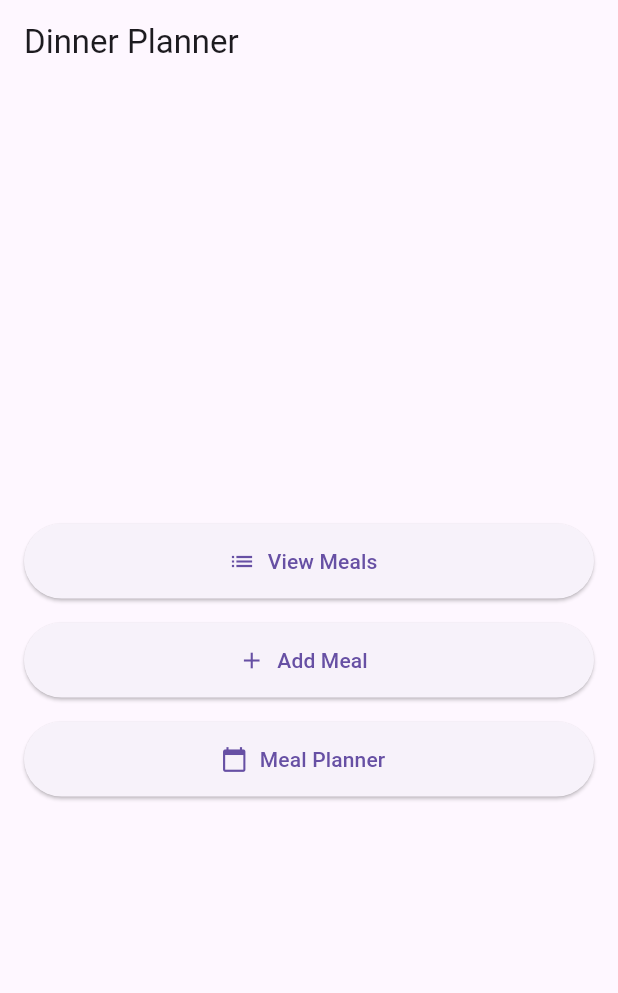
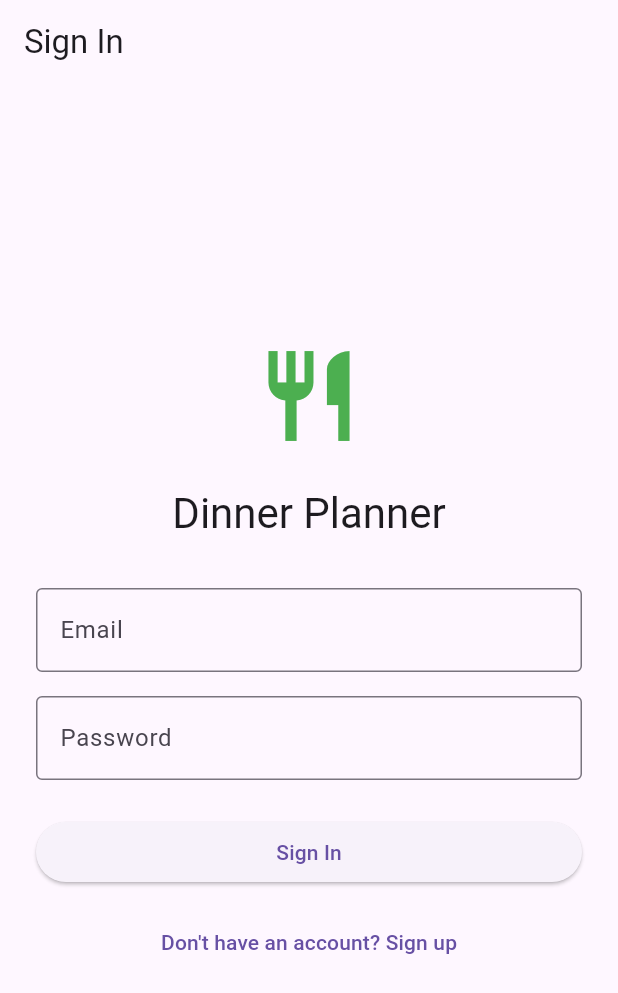
Before and after one commit to alnorton21/DinnerPlanner, a Flutter app: the screen it shows after launch, on a phone screen of 412 x 824 dp. Shown: the top 993 px of the screen. Run offline on Flutter 3.47's test engine with Material 3 defaults, Android fonts, the phone set to English and light mode, and no system bars; our stand-ins replace flutter_image_compress, image_picker, supabase_flutter; accounts and stored records are empty.

Commit message:
Version 1.0.2

```diff
--- a/dinner_planner/lib/main.dart
+++ b/dinner_planner/lib/main.dart
@@ -1,22 +1,43 @@
 import 'package:flutter/material.dart';
+import 'package:supabase_flutter/supabase_flutter.dart';
 import 'screens/home_screen.dart';
-import 'package:supabase_flutter/supabase_flutter.dart';
+import 'screens/auth_screen.dart';
 
 Future<void> main() async {
   await Supabase.initialize(
     url: 'https://azsipkilmtmssiqiqntr.supabase.co',
     anonKey: 'sb_publishable_oZXFqwIxPdhSB6YN_O3IKw_q4D84wYx',
   );
-  runApp(MyApp());
+  runApp(const MyApp());
 }
 
 class MyApp extends StatelessWidget {
+  const MyApp({super.key});
+
   @override
   Widget build(BuildContext context) {
     return MaterialApp(
       title: 'Dinner Planner',
       theme: ThemeData(primarySwatch: Colors.green),
-      home: HomeScreen(),
+      home: const AuthGate(),
     );
   }
 }
+
+class AuthGate extends StatelessWidget {
+  const AuthGate({super.key});
+
+  @override
+  Widget build(BuildContext context) {
+    return StreamBuilder<AuthState>(
+      stream: Supabase.instance.client.auth.onAuthStateChange,
+      builder: (context, snapshot) {
+        final session = snapshot.data?.session;
+        if (session != null) {
+          return HomeScreen();
+        }
+        return const AuthScreen();
+      },
+    );
+  }
+}
--- a/dinner_planner/lib/models/meal.dart
+++ b/dinner_planner/lib/models/meal.dart
@@ -1,4 +1,3 @@
-import 'ingredient.dart';
 
 class Meal {
   final int? id;
--- /dev/null
+++ b/dinner_planner/lib/screens/auth_screen.dart
@@ -0,0 +1,129 @@
+import 'package:flutter/material.dart';
+import 'package:supabase_flutter/supabase_flutter.dart';
+
+class AuthScreen extends StatefulWidget {
+  const AuthScreen({super.key});
+
+  @override
+  State<AuthScreen> createState() => _AuthScreenState();
+}
+
+class _AuthScreenState extends State<AuthScreen> {
+  final supabase = Supabase.instance.client;
+
+  final emailController = TextEditingController();
+  final passwordController = TextEditingController();
+
+  bool isSignUp = false;
+  bool loading = false;
+  String? errorMessage;
+
+  @override
+  void dispose() {
+    emailController.dispose();
+    passwordController.dispose();
+    super.dispose();
+  }
+
+  Future<void> submit() async {
+    final email = emailController.text.trim();
+    final password = passwordController.text.trim();
+
+    if (email.isEmpty || password.isEmpty) {
+      setState(() => errorMessage = 'Please enter your email and password.');
+      return;
+    }
+
+    setState(() {
+      loading = true;
+      errorMessage = null;
+    });
+
+    try {
+      if (isSignUp) {
+        await supabase.auth.signUp(email: email, password: password);
+      } else {
+        await supabase.auth.signInWithPassword(email: email, password: password);
+      }
+    } on AuthException catch (e) {
+      setState(() => errorMessage = e.message);
+    } catch (_) {
+      setState(() => errorMessage = 'An unexpected error occurred.');
+    } finally {
+      if (mounted) setState(() => loading = false);
+    }
+  }
+
+  @override
+  Widget build(BuildContext context) {
+    return Scaffold(
+      appBar: AppBar(title: Text(isSignUp ? 'Create Account' : 'Sign In')),
+      body: Padding(
+        padding: const EdgeInsets.all(24),
+        child: Column(
+          mainAxisAlignment: MainAxisAlignment.center,
+          children: [
+            const Icon(Icons.restaurant, size: 72, color: Colors.green),
+            const SizedBox(height: 24),
+            Text(
+              'Dinner Planner',
+              style: Theme.of(context).textTheme.headlineMedium,
+            ),
+            const SizedBox(height: 32),
+            TextField(
+              controller: emailController,
+              decoration: const InputDecoration(
+                labelText: 'Email',
+                border: OutlineInputBorder(),
+              ),
+              keyboardType: TextInputType.emailAddress,
+              autocorrect: false,
+            ),
+            const SizedBox(height: 16),
+            TextField(
+              controller: passwordController,
+              decoration: const InputDecoration(
+                labelText: 'Password',
+                border: OutlineInputBorder(),
+              ),
+              obscureText: true,
+            ),
+            if (errorMessage != null) ...[
+              const SizedBox(height: 12),
+              Text(
+                errorMessage!,
+                style: const TextStyle(color: Colors.red),
+              ),
+            ],
+            const SizedBox(height: 24),
+            SizedBox(
+              width: double.infinity,
+              child: ElevatedButton(
+                onPressed: loading ? null : submit,
+                child: loading
+                    ? const SizedBox(
+                        height: 20,
+                        width: 20,
+                        child: CircularProgressIndicator(strokeWidth: 2),
+                      )
+                    : Text(isSignUp ? 'Create Account' : 'Sign In'),
+              ),
+            ),
+            const SizedBox(height: 12),
+            TextButton(
+              onPressed: () => setState(() {
+                isSignUp = !isSignUp;
+                errorMessage = null;
+              }),
+              child: Text(
+                isSignUp
+                    ? 'Already have an account? Sign in'
+                    : "Don't have an account? Sign up",
+              ),
+            ),
+          ],
+        ),
+      ),
+    );
+  }
+}
--- a/dinner_planner/lib/screens/home_screen.dart
+++ b/dinner_planner/lib/screens/home_screen.dart
@@ -1,13 +1,23 @@
-import 'package:flutter/material.dart';
-import 'add_meal_screen.dart';
-import 'meal_list_screen.dart'; // we’ll create this next
+import ‘package:flutter/material.dart’;
+import ‘package:supabase_flutter/supabase_flutter.dart’;
+import ‘add_meal_screen.dart’;
+import ‘meal_list_screen.dart’;
 
 class HomeScreen extends StatelessWidget {
   @override
   Widget build(BuildContext context) {
     return Scaffold(
       appBar: AppBar(
-        title: Text('Dinner Planner'),
+        title: Text(‘Dinner Planner’),
+        actions: [
+          IconButton(
+            icon: const Icon(Icons.logout),
+            tooltip: ‘Sign out’,
+            onPressed: () async {
+              await Supabase.instance.client.auth.signOut();
+            },
+          ),
+        ],
       ),
       body: Padding(
         padding: const EdgeInsets.all(16),
--- a/dinner_planner/lib/screens/meal_detail_screen.dart
+++ b/dinner_planner/lib/screens/meal_detail_screen.dart
@@ -277,8 +277,8 @@ class _MealDetailScreenState extends State<MealDetailScreen> {
                                           MaterialPageRoute(
                                             builder: (context) =>
                                                 AddIngredientScreen(
-                                                    mealId:
-                                                        widget.mealId),
+                                                    mealId: widget.mealId,
+                                                    ingredient: ingredient),
                                           ),
                                         ).then((_) =>
                                             loadMeal());
--- a/dinner_planner/pubspec.yaml
+++ b/dinner_planner/pubspec.yaml
@@ -19,7 +19,7 @@ publish_to: 'none' # Remove this line if you wish to publish to pub.dev
 version: 1.0.0+1
 
 environment:
-  sdk: ^3.11.1
+  sdk: ^3.0.0
 
 # Dependencies specify other packages that your package needs in order to work.
 # To automatically upgrade your package dependencies to the latest versions
```
Also changed, not shown: dinner_planner/lib/screens/add_ingredient_screen.dart (+98 -122 lines), dinner_planner/lib/screens/add_meal_screen.dart (+11 -1 lines), .claude/settings.local.json (added), 1 other file.
